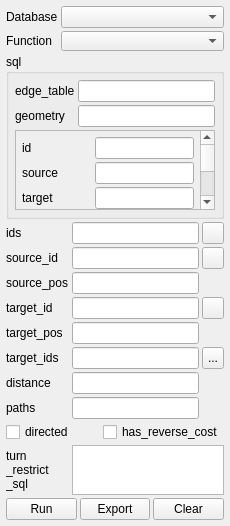
Above: ui_pgRoutingLayer.ui from anitagraser/pgRoutingLayer before the change. Below: the same form after it.
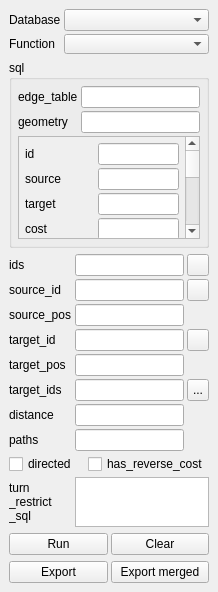
That is the form after the change. Icons and pictures are not drawn.

Commit message:
added export merged functionality
"export merged" creates a new layer with one feature describing the
whole route, while the original "export" contains indivicual links as in
the input network layer.

Patch:
```diff
--- a/ui_pgRoutingLayer.ui
+++ b/ui_pgRoutingLayer.ui
@@ -6,8 +6,8 @@
    <rect>
     <x>0</x>
     <y>0</y>
-    <width>230</width>
-    <height>526</height>
+    <width>218</width>
+    <height>592</height>
    </rect>
   </property>
   <property name="windowTitle">
@@ -15,15 +15,6 @@
   </property>
   <widget class="QWidget" name="dockWidgetContents">
    <layout class="QVBoxLayout" name="verticalLayout">
-    <property name="spacing">
-     <number>3</number>
-    </property>
-    <property name="sizeConstraint">
-     <enum>QLayout::SetMaximumSize</enum>
-    </property>
-    <property name="margin">
-     <number>6</number>
-    </property>
     <item>
      <layout class="QGridLayout" name="gridLayoutBase">
       <property name="spacing">
@@ -167,7 +158,7 @@
            <rect>
             <x>0</x>
             <y>0</y>
-            <width>185</width>
+            <width>167</width>
             <height>264</height>
            </rect>
           </property>
@@ -732,6 +723,35 @@
        </widget>
       </item>
       <item>
+       <widget class="QPushButton" name="buttonClear">
+        <property name="minimumSize">
+         <size>
+          <width>70</width>
+          <height>0</height>
+         </size>
+        </property>
+        <property name="maximumSize">
+         <size>
+          <width>16777215</width>
+          <height>16777215</height>
+         </size>
+        </property>
+        <property name="locale">
+         <locale language="English" country="UnitedStates"/>
+        </property>
+        <property name="text">
+         <string>Clear</string>
+        </property>
+       </widget>
+      </item>
+     </layout>
+    </item>
+    <item>
+     <layout class="QHBoxLayout" name="horizontalLayout">
+      <property name="spacing">
+       <number>3</number>
+      </property>
+      <item>
        <widget class="QPushButton" name="buttonExport">
         <property name="sizePolicy">
          <sizepolicy hsizetype="Minimum" vsizetype="Fixed">
@@ -760,24 +780,15 @@
        </widget>
       </item>
       <item>
-       <widget class="QPushButton" name="buttonClear">
+       <widget class="QPushButton" name="buttonExportMerged">
         <property name="minimumSize">
          <size>
           <width>70</width>
           <height>0</height>
          </size>
         </property>
-        <property name="maximumSize">
-         <size>
-          <width>16777215</width>
-          <height>16777215</height>
-         </size>
-        </property>
-        <property name="locale">
-         <locale language="English" country="UnitedStates"/>
-        </property>
         <property name="text">
-         <string>Clear</string>
+         <string>Export merged</string>
         </property>
        </widget>
       </item>
```
Left out of the diff: 28 changed lines with no effect on the pictures. The commit also changes 1 other file.
